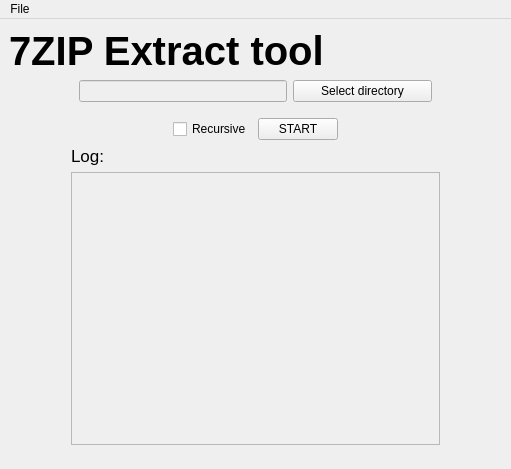
The window that mainwindow.ui (vashaty/7zipGUI) describes before a commit, drawn with Qt 5.
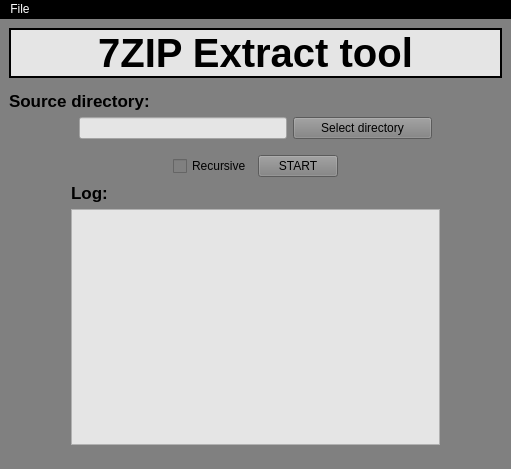
The same window after the commit.

Commit message: design update (colors)

```diff
--- a/mainwindow.ui
+++ b/mainwindow.ui
@@ -13,7 +13,14 @@
   <property name="windowTitle">
    <string>MainWindow</string>
   </property>
+  <property name="styleSheet">
+   <string notr="true">background:black;
+color: white</string>
+  </property>
   <widget class="QWidget" name="centralwidget">
+   <property name="styleSheet">
+    <string notr="true">background: grey</string>
+   </property>
    <layout class="QVBoxLayout" name="verticalLayout_2">
     <item>
      <widget class="QLabel" name="label">
@@ -27,9 +34,56 @@
         <kerning>true</kerning>
        </font>
       </property>
+      <property name="layoutDirection">
+       <enum>Qt::LeftToRight</enum>
+      </property>
+      <property name="styleSheet">
+       <string notr="true">color: black;
+background: rgb(229, 229, 229)</string>
+      </property>
+      <property name="frameShape">
+       <enum>QFrame::WinPanel</enum>
+      </property>
       <property name="text">
        <string>7ZIP Extract tool</string>
       </property>
+      <property name="alignment">
+       <set>Qt::AlignCenter</set>
+      </property>
+     </widget>
+    </item>
+    <item>
+     <spacer name="verticalSpacer_3">
+      <property name="orientation">
+       <enum>Qt::Vertical</enum>
+      </property>
+      <property name="sizeType">
+       <enum>QSizePolicy::Maximum</enum>
+      </property>
+      <property name="sizeHint" stdset="0">
+       <size>
+        <width>20</width>
+        <height>7</height>
+       </size>
+      </property>
+     </spacer>
+    </item>
+    <item>
+     <widget class="QLabel" name="label_3">
+      <property name="font">
+       <font>
+        <family>Yu Gothic UI</family>
+        <pointsize>13</pointsize>
+        <weight>75</weight>
+        <bold>true</bold>
+       </font>
+      </property>
+      <property name="styleSheet">
+       <string notr="true">color: black</string>
+      </property>
+      <property name="text">
+       <string>Source directory:</string>
+      </property>
      </widget>
     </item>
     <item>
@@ -52,10 +106,17 @@
         <property name="enabled">
          <bool>false</bool>
         </property>
+        <property name="styleSheet">
+         <string notr="true">color: black;
+background: rgb(229, 229, 229)</string>
+        </property>
        </widget>
       </item>
       <item>
        <widget class="QPushButton" name="pbDir">
+        <property name="styleSheet">
+         <string notr="true">color: black</string>
+        </property>
         <property name="text">
          <string>Select directory</string>
         </property>
@@ -109,6 +170,9 @@
       </item>
       <item>
        <widget class="QCheckBox" name="cbRecursive">
+        <property name="styleSheet">
+         <string notr="true">color: black</string>
+        </property>
         <property name="text">
          <string>Recursive</string>
         </property>
@@ -116,6 +180,9 @@
       </item>
       <item>
        <widget class="QPushButton" name="pbStart">
+        <property name="styleSheet">
+         <string notr="true">color: black</string>
+        </property>
         <property name="text">
          <string>START</string>
         </property>
@@ -157,9 +224,15 @@
          <widget class="QLabel" name="label_2">
           <property name="font">
            <font>
+            <family>Yu Gothic UI</family>
             <pointsize>13</pointsize>
+            <weight>75</weight>
+            <bold>true</bold>
            </font>
           </property>
+          <property name="styleSheet">
+           <string notr="true">color: black</string>
+          </property>
           <property name="text">
            <string>Log:</string>
           </property>
@@ -168,7 +241,14 @@
         <item>
          <widget class="QPlainTextEdit" name="pteOutput">
           <property name="enabled">
-           <bool>false</bool>
+           <bool>true</bool>
+          </property>
+          <property name="styleSheet">
+           <string notr="true">color: black;
+background: rgb(229, 229, 229)</string>
+          </property>
+          <property name="horizontalScrollBarPolicy">
+           <enum>Qt::ScrollBarAsNeeded</enum>
           </property>
          </widget>
         </item>
```
